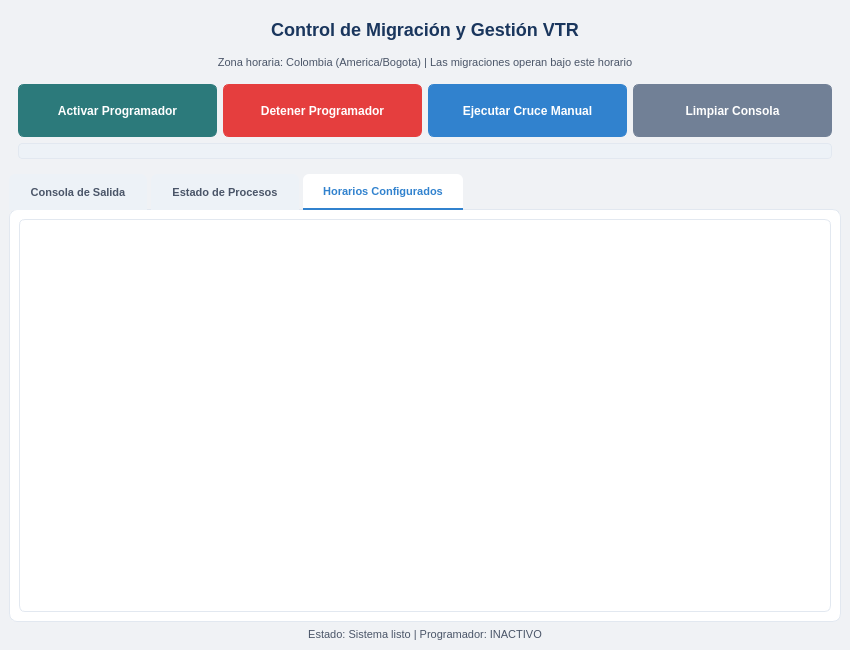
Daniel-Diaz16/Automatizacion-Migracion, file interfaz.ui: the form before one commit.
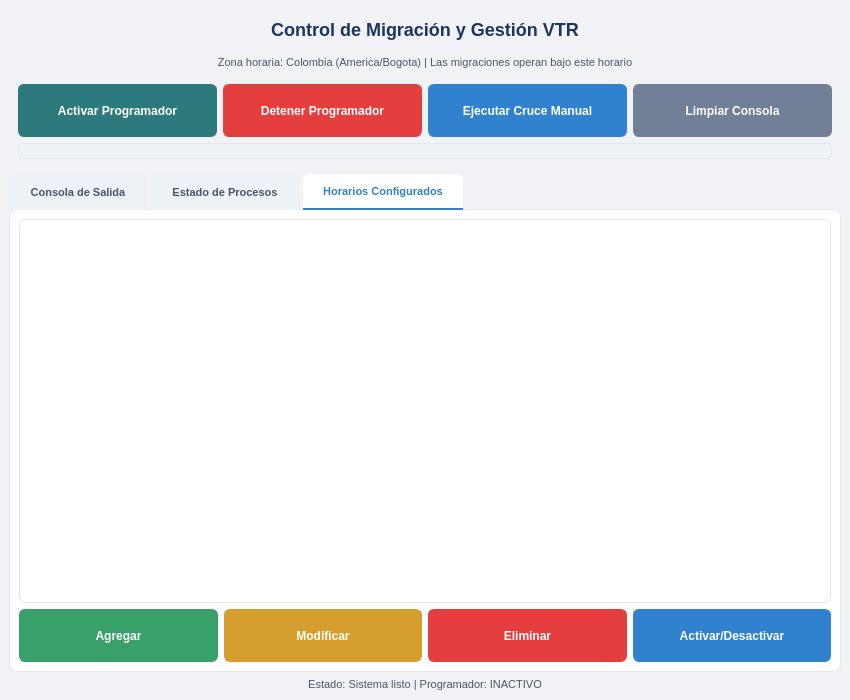
The form after the commit. The open tabs and pages were chosen to show the change.

What changed in the file:
```diff
--- a/interfaz.ui
+++ b/interfaz.ui
@@ -7,7 +7,7 @@
     <x>0</x>
     <y>0</y>
     <width>850</width>
-    <height>650</height>
+    <height>700</height>
    </rect>
   </property>
   <property name="windowTitle">
@@ -106,6 +106,51 @@
         border-color: #4a5568;
     }
     
+    /* Botones de gestión de horarios */
+    QPushButton#btn_agregar_horario {
+        background-color: #38a169;
+        border-color: #38a169;
+        color: #ffffff;
+    }
+    
+    QPushButton#btn_agregar_horario:hover {
+        background-color: #2f855a;
+        border-color: #2f855a;
+    }
+    
+    QPushButton#btn_modificar_horario {
+        background-color: #d69e2e;
+        border-color: #d69e2e;
+        color: #ffffff;
+    }
+    
+    QPushButton#btn_modificar_horario:hover {
+        background-color: #b7791f;
+        border-color: #b7791f;
+    }
+    
+    QPushButton#btn_eliminar_horario {
+        background-color: #e53e3e;
+        border-color: #e53e3e;
+        color: #ffffff;
+    }
+    
+    QPushButton#btn_eliminar_horario:hover {
+        background-color: #c53030;
+        border-color: #c53030;
+    }
+    
+    QPushButton#btn_activar_horario {
+        background-color: #3182ce;
+        border-color: #3182ce;
+        color: #ffffff;
+    }
+    
+    QPushButton#btn_activar_horario:hover {
+        background-color: #2c5282;
+        border-color: #2c5282;
+    }
+    
     /* Group boxes */
     QGroupBox {
         color: #2d3748;
@@ -414,6 +459,74 @@
           </attribute>
          </widget>
         </item>
+        <item>
+         <layout class="QHBoxLayout" name="layout_botones_horarios">
+          <item>
+           <widget class="QPushButton" name="btn_agregar_horario">
+            <property name="minimumSize">
+             <size>
+              <width>120</width>
+              <height>35</height>
+             </size>
+            </property>
+            <property name="text">
+             <string>Agregar</string>
+            </property>
+            <property name="toolTip">
+             <string>Agrega un nuevo horario de ejecución</string>
+            </property>
+           </widget>
+          </item>
+          <item>
+           <widget class="QPushButton" name="btn_modificar_horario">
+            <property name="minimumSize">
+             <size>
+              <width>120</width>
+              <height>35</height>
+             </size>
+            </property>
+            <property name="text">
+             <string>Modificar</string>
+            </property>
+            <property name="toolTip">
+             <string>Modifica el horario seleccionado</string>
+            </property>
+           </widget>
+          </item>
+          <item>
+           <widget class="QPushButton" name="btn_eliminar_horario">
+            <property name="minimumSize">
+             <size>
+              <width>120</width>
+              <height>35</height>
+             </size>
+            </property>
+            <property name="text">
+             <string>Eliminar</string>
+            </property>
+            <property name="toolTip">
+             <string>Elimina el horario seleccionado</string>
+            </property>
+           </widget>
+          </item>
+          <item>
+           <widget class="QPushButton" name="btn_activar_horario">
+            <property name="minimumSize">
+             <size>
+              <width>120</width>
+              <height>35</height>
+             </size>
+            </property>
+            <property name="text">
+             <string>Activar/Desactivar</string>
+            </property>
+            <property name="toolTip">
+             <string>Activa o desactiva el horario seleccionado sin eliminarlo</string>
+            </property>
+           </widget>
+          </item>
+         </layout>
+        </item>
        </layout>
       </widget>
      </widget>
```
Left out of the diff: 4 changed lines with no effect on the pictures.
